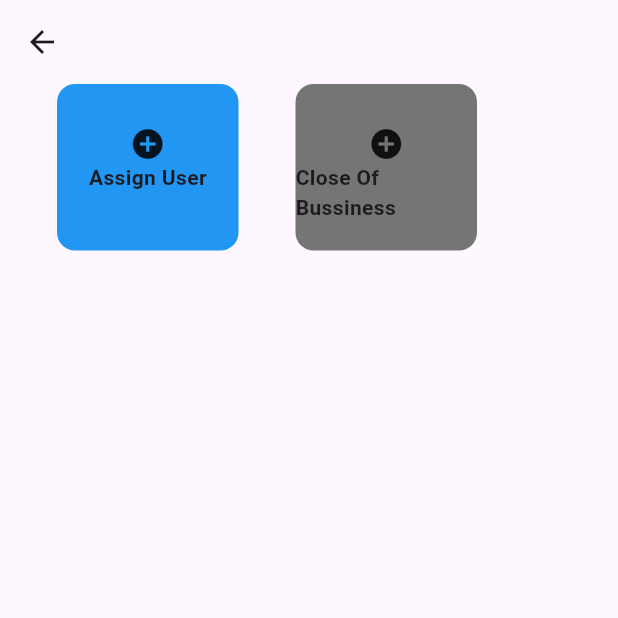
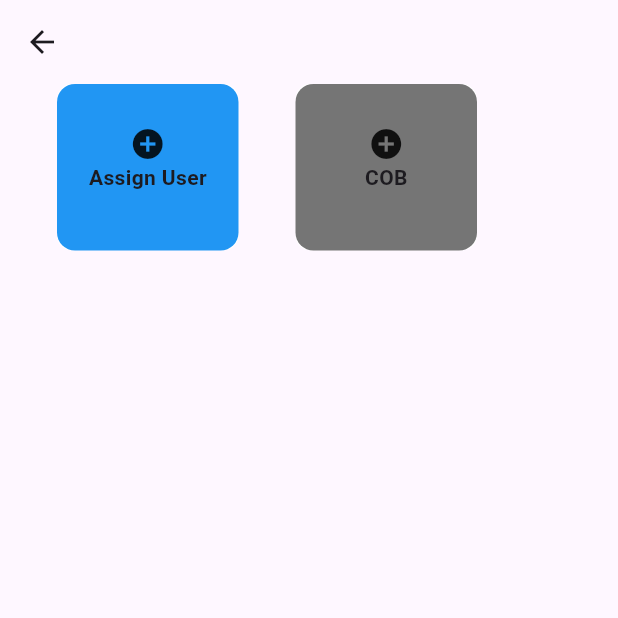
Before and after one commit to Mr-Deee/malcolm_erp, a Flutter app: the AssignStock screen opened directly, on a phone screen of 412 x 824 dp, the top half of it. Run offline on Flutter 3.47's test engine with Material 3 defaults, Android fonts, the phone set to English and light mode, and no system bars; our stand-ins replace cloud_firestore, firebase_auth, firebase_core, firebase_database, firebase_storage, fl_chart and 1 more; accounts and stored records are empty.

Commit message:
cost fixed

```diff
--- a/lib/pages/AssignStock.dart
+++ b/lib/pages/AssignStock.dart
@@ -84,7 +84,7 @@ class _AssignStockState extends State<AssignStock> {
                                   child: Icon(Icons.add_circle),
                                 ),
                                 Text(
-                                  "Close Of Bussiness",
+                                  "COB",
                                   style: TextStyle(fontWeight: FontWeight.bold),
                                 )
                               ],
--- a/lib/pages/AssignStockDetails.dart
+++ b/lib/pages/AssignStockDetails.dart
@@ -9,6 +9,7 @@ class AssignStockPage extends StatefulWidget {
 class _AssignStockPageState extends State<AssignStockPage> {
   String? _selectedUser;
   String? _selectedProduct;
+  String? _selectedProductid;
   // String? Email;
   double _totalPrice = 0.0;
   int? _costPrice;
@@ -143,6 +144,8 @@ class _AssignStockPageState extends State<AssignStockPage> {
                               setState(() {
                                 _totalPrice = quantity * price;
                               _costPrice = price ;
+
+                                _selectedProductid=productId;
                                 print("price" '$quantity');
                                 print("prod: " '$productId');
                                 // print("int"'$price');
@@ -187,6 +190,7 @@ class _AssignStockPageState extends State<AssignStockPage> {
                                 'Costper':_costPrice,
                                 'total': _totalPrice,
                                 'ProductName': _selectedProduct,
+                                'ProductID':_selectedProductid,
                                 'User': _selectedUser,
                                 'Email': _selectedUserEmail?.toLowerCase().toString(),
                               }).then((value) {
--- a/lib/pages/login.dart
+++ b/lib/pages/login.dart
@@ -227,7 +227,7 @@ class LoginPage extends StatelessWidget {
 
       if (firebaseUser != null) {
         Navigator.of(context).pushAndRemoveUntil(
-            MaterialPageRoute(builder: (context) => homepage()),
+            MaterialPageRoute(builder: (context) =>employeetill()),
             (Route<dynamic> route) => false);
         displayToast("Logged-in ", context);
       } else {
```
Also changed, not shown: lib/pages/EmployeeTill.dart (+6 -3 lines).
